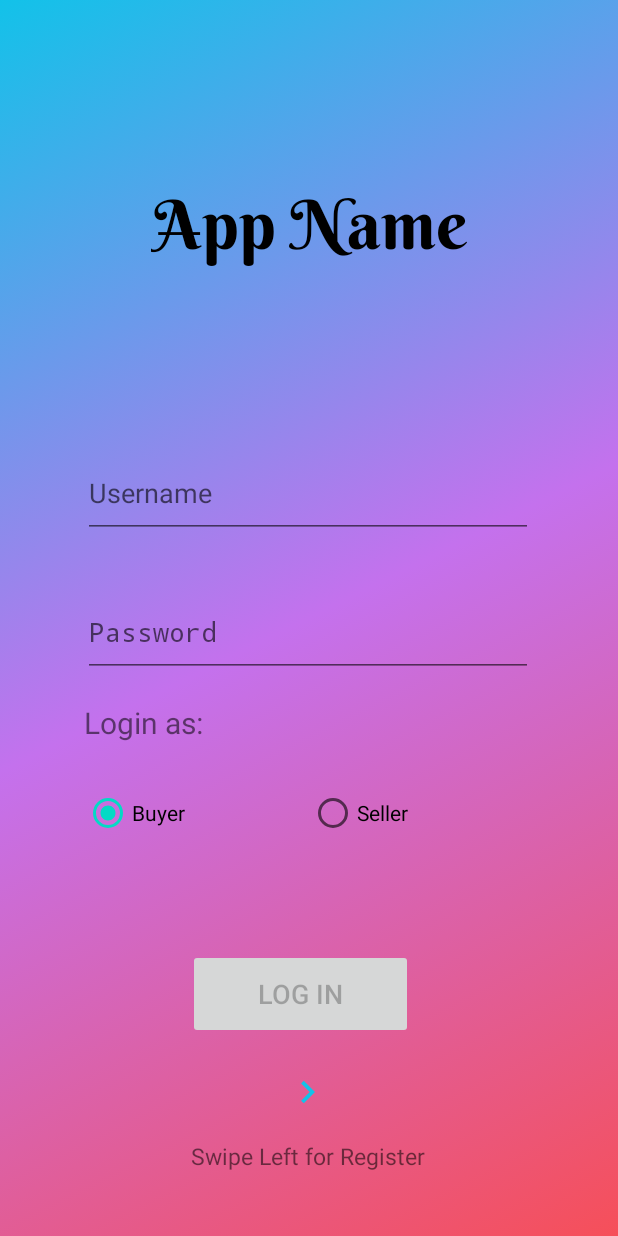
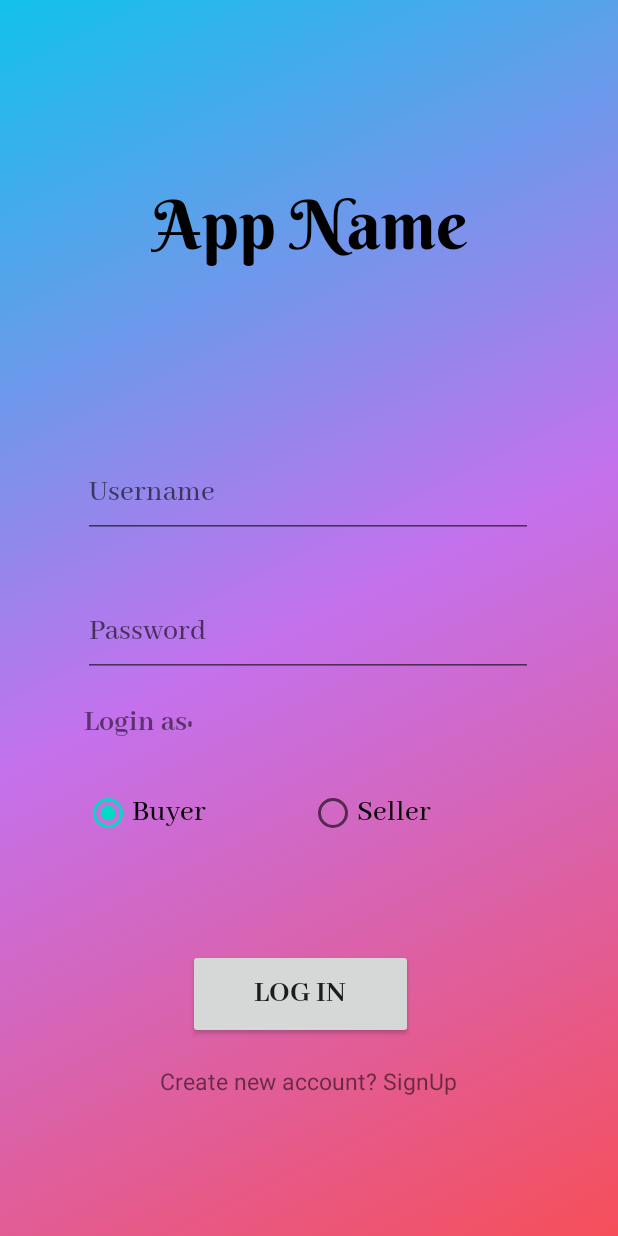
Before and after one commit to CS-370-Aplus/Aplus, an Android app: the screen it shows after launch (LoginActivity), on a phone screen of 412 x 824 dp. Run offline under Robolectric (Android 15) with nearby library versions, the phone set to English and light mode, and no system bars.

Commit message:
PSuwal -layoutfor users login signup fixed

```diff
--- a/app/src/main/java/com/example/aplus/login/fragments/loginFragment.java
+++ b/app/src/main/java/com/example/aplus/login/fragments/loginFragment.java
@@ -30,14 +30,7 @@ public class loginFragment extends Fragment {
         v = inflater.inflate(R.layout.fragment_login, container, false);
         loginEmail = v.findViewById(R.id.login_email);
         loginPassword = v.findViewById(R.id.login_password);
-        loginBtn = v.findViewById(R.id.login);
-        loginBtn.setOnClickListener(view -> {
-            String username = loginEmail.getText().toString();
-            String password = loginPassword.getText().toString();
-            String type = "login";
-
-
-        });
+        loginBtn = v.findViewById(R.id.btnLogin);
 
         loginEmail.addTextChangedListener(new TextWatcher() {
             @Override
--- a/app/src/main/res/layout/fragment_login.xml
+++ b/app/src/main/res/layout/fragment_login.xml
@@ -22,14 +22,12 @@
 
     <EditText
         android:id="@+id/login_email"
-        style="@style/login_input"
-        android:layout_width="300dp"
-        android:layout_height="60dp"
+        style="@style/Login_EditText"
+
+        android:inputType="textEmailAddress"
         android:autofillHints="@string/username"
         android:hint="@string/username"
-        android:importantForAutofill="no"
-        android:inputType="textEmailAddress"
-        android:selectAllOnFocus="true"
+
         app:layout_constraintBottom_toBottomOf="parent"
         app:layout_constraintEnd_toEndOf="parent"
         app:layout_constraintHorizontal_bias="0.495"
@@ -39,16 +37,12 @@
 
     <EditText
         android:id="@+id/login_password"
-        style="@style/login_input"
-        android:layout_width="300dp"
-        android:layout_height="60dp"
+        style="@style/Login_EditText"
+
         android:autofillHints="@string/password"
-        android:ems="10"
         android:hint="@string/password"
-        android:imeActionLabel="@string/log_in"
-        android:imeOptions="actionDone"
         android:inputType="textPassword"
-        android:selectAllOnFocus="true"
+
         app:layout_constraintBottom_toBottomOf="parent"
         app:layout_constraintEnd_toEndOf="parent"
         app:layout_constraintHorizontal_bias="0.497"
@@ -61,6 +55,7 @@
         android:layout_width="300dp"
         android:layout_height="wrap_content"
         android:ems="10"
+        android:fontFamily="@font/abhaya_libre_bold"
         android:text="@string/login_as"
         android:textSize="20sp"
         app:layout_constraintBottom_toTopOf="@+id/radioGroup"
@@ -73,7 +68,9 @@
         android:layout_width="300dp"
         android:layout_height="60dp"
         android:orientation="horizontal"
-        app:layout_constraintBottom_toTopOf="@+id/login"
+        android:fontFamily="@font/abhaya_libre_medium"
+        android:textSize="20sp"
+        app:layout_constraintBottom_toTopOf="@+id/btnLogin"
         app:layout_constraintEnd_toEndOf="parent"
         app:layout_constraintStart_toStartOf="parent"
         app:layout_constraintTop_toBottomOf="@+id/login_password">
@@ -83,26 +80,29 @@
             android:layout_width="150dp"
             android:layout_height="60dp"
             android:checked="true"
-            android:ems="10"
-            android:text="@string/buyer" />
+            android:text="@string/buyer"
+            android:fontFamily="@font/abhaya_libre_medium"
+            android:textSize="20sp"/>
 
         <RadioButton
             android:id="@+id/sellerRadioBtn"
             android:layout_width="150dp"
             android:layout_height="60dp"
-            android:ems="10"
+            android:fontFamily="@font/abhaya_libre_medium"
+            android:textSize="20sp"
             android:text="@string/seller" />
 
     </RadioGroup>
 
     <Button
-        android:id="@+id/login"
+        android:id="@+id/btnLogin"
         android:layout_width="150dp"
         android:layout_height="wrap_content"
         android:height="60dp"
-        android:enabled="false"
         android:text="@string/log_in"
-        android:textSize="18sp"
+        android:fontFamily="@font/abhaya_libre_bold"
+        android:textSize="20sp"
+
         app:layout_constraintBottom_toBottomOf="parent"
         app:layout_constraintEnd_toEndOf="parent"
         app:layout_constraintHorizontal_bias="0.478"
@@ -111,37 +111,22 @@
         app:layout_constraintVertical_bias="0.58"
         />
 
-    <ImageView
-        android:id="@+id/imageView"
-        android:layout_width="30dp"
-        android:layout_height="30dp"
-        android:layout_above="@id/swipeRight"
+    <TextView
+        android:id="@+id/goSignup"
+        android:layout_width="wrap_content"
+        android:layout_height="wrap_content"
+        android:layout_alignParentBottom="true"
         android:layout_centerHorizontal="true"
-        android:contentDescription="@string/right_arrow"
-        android:src="@drawable/icon_right_arrow"
+
+        android:text="@string/create_new_account_signup"
+        android:textSize="15sp"
+
         app:layout_constraintBottom_toBottomOf="parent"
         app:layout_constraintEnd_toEndOf="parent"
         app:layout_constraintHorizontal_bias="0.498"
         app:layout_constraintStart_toStartOf="parent"
-        app:layout_constraintTop_toBottomOf="@+id/login"
-        app:layout_constraintVertical_bias="0.202" />
-
-    <TextView
-        android:id="@+id/swipeRight"
-        android:layout_width="wrap_content"
-        android:layout_height="wrap_content"
-        android:layout_alignParentBottom="true"
-        android:layout_centerHorizontal="true"
-        android:layout_marginTop="16dp"
-        android:text="@string/swipe_left_for_register"
-        android:textSize="15sp"
-        app:layout_constraintBottom_toBottomOf="parent"
-        app:layout_constraintEnd_toEndOf="parent"
-        app:layout_constraintHorizontal_bias="0.498"
-        app:layout_constraintStart_toStartOf="parent"
-        app:layout_constraintTop_toBottomOf="@+id/imageView"
-        app:layout_constraintVertical_bias="0.01" />
-
+        app:layout_constraintTop_toBottomOf="@+id/btnLogin"
+        app:layout_constraintVertical_bias="0.157" />
 
 
 </androidx.constraintlayout.widget.ConstraintLayout>
--- a/app/src/main/res/values/preloaded_fonts.xml
+++ b/app/src/main/res/values/preloaded_fonts.xml
@@ -1,6 +1,8 @@
 <?xml version="1.0" encoding="utf-8"?>
 <resources>
     <array name="preloaded_fonts" translatable="false">
+        <item>@font/abhaya_libre_bold</item>
+        <item>@font/abhaya_libre_medium</item>
         <item>@font/berkshire_swash</item>
     </array>
 </resources>
--- a/app/src/main/res/values/strings.xml
+++ b/app/src/main/res/values/strings.xml
@@ -24,4 +24,5 @@
     <string name="home_text">"Home "</string>
     <string name="zip_code">ZIP Code</string>
     <string name="already_a_member_login">Already a member? LogIn</string>
+    <string name="create_new_account_signup">Create new account? SignUp</string>
 </resources>
--- a/app/src/main/res/values/styles.xml
+++ b/app/src/main/res/values/styles.xml
@@ -1,15 +1,12 @@
 <?xml version="1.0" encoding="utf-8"?>
 <resources>
 
-    <style name="login_input">
-        <item name="android:layout_width">298dp</item>
-        <item name="android:layout_height">62dp</item>
-        <item name="android:ems">10</item>
-        <item name="android:inputType">textEmailAddress</item>
-    </style>
-
-    <style name="login_input.NoActionBar">
-        <item name="windowActionBar">false</item>
-        <item name="windowNoTitle">true</item>
+    <style name="Login_EditText">
+        <item name="android:layout_width">300dp</item>
+        <item name="android:layout_height">60dp</item>
+        <item name="android:fontFamily">@font/abhaya_libre_medium</item>
+        <item name="android:textSize">20sp</item>
+        <item name="android:importantForAutofill">no</item>
+        <item name="android:selectAllOnFocus">true</item>
     </style>
 </resources>
```
Also changed, not shown: app/src/main/res/layout/fragment_register.xml (+32 -46 lines), app/src/main/res/font/abhaya_libre_bold.ttf (added), app/src/main/res/font/abhaya_libre_medium.ttf (added).
